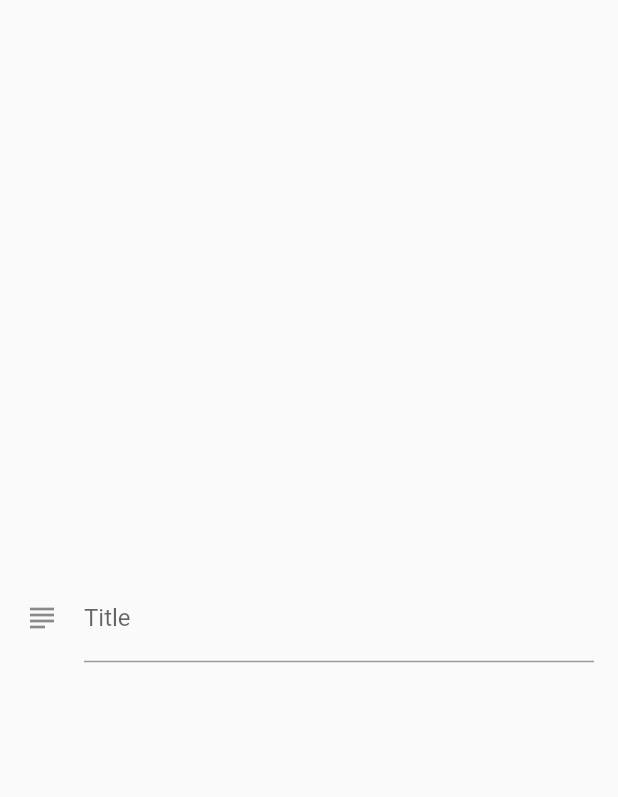
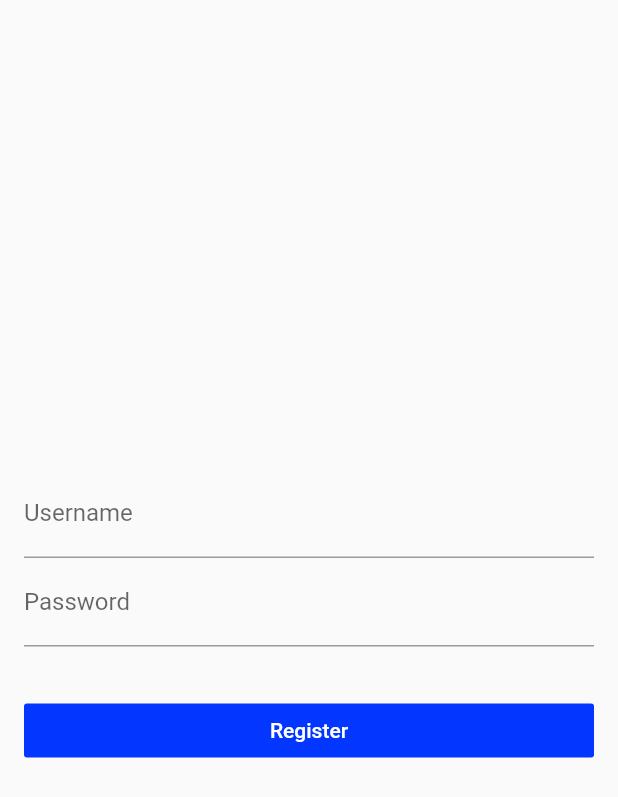
Before and after one commit to SymphonyZhang/practice, a Flutter app: the screen it shows after launch, on a phone screen of 412 x 824 dp. Shown: the top 797 px of the screen. Run offline on Flutter 3.47's test engine with Material 2 defaults, Android fonts, the phone set to English and light mode, and no system bars.

Commit message:
Form 添加一个简单表单

```diff
--- a/lib/demo/form_demo.dart
+++ b/lib/demo/form_demo.dart
@@ -7,14 +7,14 @@ class FormDemo extends StatelessWidget {
       body: Theme(
         //使用ThemeData则覆盖之前所有主题设置，使用Theme.of(context).copyWith则只覆盖修改的这部分设置
         data: Theme.of(context).copyWith(
-          primaryColor:Colors.black,
+          primaryColor: Colors.black,
         ),
         child: Container(
           padding: EdgeInsets.all(16.0),
           child: Column(
             mainAxisAlignment: MainAxisAlignment.center,
             children: <Widget>[
-              TextFieldDemo(),
+              RegisterForm(),
             ],
           ),
         ),
@@ -23,6 +23,51 @@ class FormDemo extends StatelessWidget {
   }
 }
 
+class RegisterForm extends StatefulWidget {
+  @override
+  RegisterFormState createState() => RegisterFormState();
+}
+
+class RegisterFormState extends State<RegisterForm> {
+  @override
+  Widget build(BuildContext context) {
+    return Form(
+      child: Column(
+        children: <Widget>[
+          TextFormField(
+            decoration: InputDecoration(
+              labelText: 'Username',
+            ),
+          ),
+          TextFormField(
+            //密文显示小圆点
+            obscureText: true,
+            decoration: InputDecoration(
+              labelText: 'Password',
+            ),
+          ),
+          SizedBox(
+            height: 32.0,
+          ),
+          Container(
+            width: double.infinity,
+            child: RaisedButton(
+              color: Theme.of(context).accentColor,
+              child: Text(
+                'Register',
+                style: TextStyle(
+                  color: Colors.white,
+                ),
+              ),
+              elevation: 0.0,
+              onPressed: (){},
+            ),
+          ),
+        ],
+      ),
+    );
+  }
+}
 
 //输入文本框
 class TextFieldDemo extends StatefulWidget {
@@ -31,7 +76,6 @@ class TextFieldDemo extends StatefulWidget {
 }
 
 class TextFieldDemoState extends State<TextFieldDemo> {
-
   //文本编辑控制器
   final textEditingController = TextEditingController();
 
@@ -46,11 +90,9 @@ class TextFieldDemoState extends State<TextFieldDemo> {
     //设置文本框默认值
     //textEditingController.text="hi";
     //设置文本框监听器
-    textEditingController.addListener(
-        (){
-          debugPrint('input： ${textEditingController.text}');
-        }
-    );
+    textEditingController.addListener(() {
+      debugPrint('input： ${textEditingController.text}');
+    });
     super.initState();
   }
 
@@ -63,13 +105,13 @@ class TextFieldDemoState extends State<TextFieldDemo> {
       },*/
       controller: textEditingController,
       //监视键盘上submit按钮
-      onSubmitted: (value){
+      onSubmitted: (value) {
         debugPrint('submit: $value');
       },
       decoration: InputDecoration(
-        icon:Icon(Icons.subject),
+        icon: Icon(Icons.subject),
         labelText: 'Title',
-        hintText:'Enter the post title.',
+        hintText: 'Enter the post title.',
         //默认状态下，去除输入框下边
         //border: InputBorder.none,
         //在四周添加统一的边框
@@ -82,8 +124,6 @@ class TextFieldDemoState extends State<TextFieldDemo> {
   }
 }
 
-
-
 class ThemeDemo extends StatelessWidget {
   @override
   Widget build(BuildContext context) {
```
